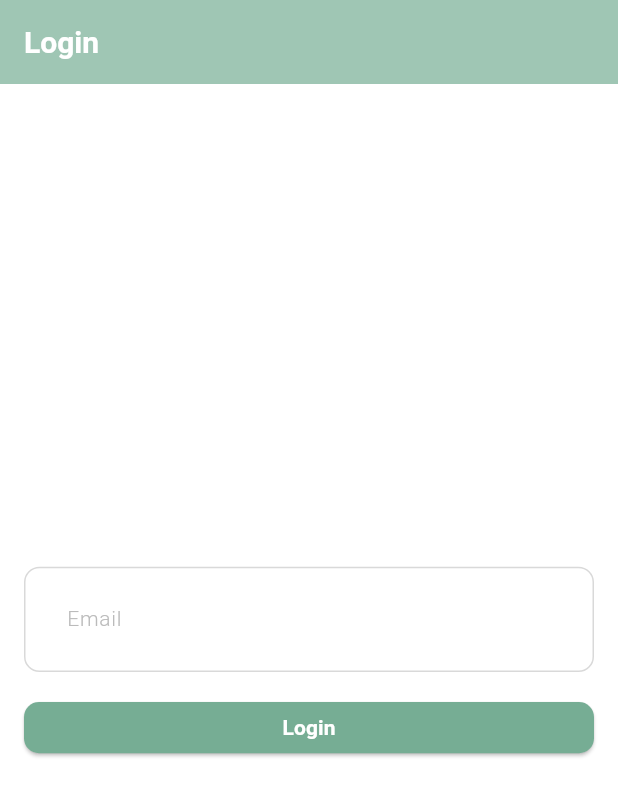
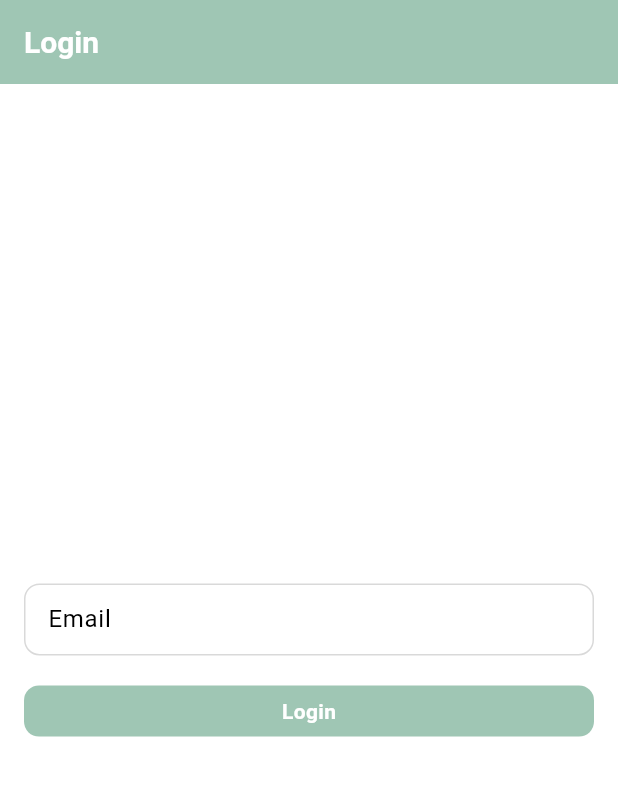
Before and after one commit to devloper64/flutter_sample_chat, a Flutter app: the screen it shows after launch, on a phone screen of 412 x 824 dp. Shown: the top 796 px of the screen. Run offline on Flutter 3.47's test engine with Material 3 defaults, Android fonts, the phone set to English and light mode, and no system bars; our stand-ins replace flutter_otp_text_field, get, graphql_flutter, shared_preferences; Roboto replaces fonts that are missing (Hiragino Sans).

Commit message:
up to date

```diff
--- a/lib/presentation/pages/login_page.dart
+++ b/lib/presentation/pages/login_page.dart
@@ -1,8 +1,8 @@
 import 'package:flutter/material.dart';
 import 'package:get/get.dart';
-import 'package:sample_chat_app_with_graphql/utils/custom_text_form_field.dart';
+import 'package:sample_chat_app_with_graphql/utils/size_utils.dart';
 import '../../theme/theme_helper.dart';
-import '../../utils/custom_elevated_button.dart';
+
 import '../controllers/auth_controller.dart';
 
 class LoginPage extends StatelessWidget {
@@ -20,9 +20,40 @@
             child: Column(
               mainAxisAlignment: MainAxisAlignment.center,
               children: [
-                CustomTextFormField(
+                TextFormField(
                   controller: controller.emailController,
-                  hintText: "Email",
+                  // hintText: "Email",
+                  decoration: InputDecoration(
+                    hintText: "Email",
+                    isDense: true,
+                    fillColor: Colors.white,
+                    filled: true,
+                    errorMaxLines: 3,
+                    border:
+                        OutlineInputBorder(
+                          borderRadius: BorderRadius.circular(5.h),
+                          borderSide: BorderSide(
+                            color: appTheme.blueGray100,
+                            width: 1,
+                          ),
+                        ),
+                    enabledBorder:
+                        OutlineInputBorder(
+                          borderRadius: BorderRadius.circular(5.h),
+                          borderSide: BorderSide(
+                            color: appTheme.blueGray100,
+                            width: 1,
+                          ),
+                        ),
+                    focusedBorder:
+                        OutlineInputBorder(
+                          borderRadius: BorderRadius.circular(5.h),
+                          borderSide: BorderSide(
+                            color: appTheme.blueGray100,
+                            width: 1,
+                          ),
+                        ),
+                  ),
                   validator: (value) {
                     if (value == null || (!isValidEmail(value, isRequired: true))) {
                       return "Please Enter Valid Email";
@@ -35,13 +66,20 @@
                   if (controller.isLoading.value) {
                     return const CircularProgressIndicator();
                   } else {
-                    return CustomElevatedButton(
-                      onPressed: (){
+                    return InkWell(
+                      onTap: (){
                         if (_formKey.currentState!.validate()) {
                           controller.login();
                         }
                       },
-                      text:'Login',
+                      child: Container(
+                        alignment: Alignment.center,
+                          height:  48.v,
+                          width:  double.maxFinite,
+
+                          decoration: BoxDecoration( color: appTheme.green200,borderRadius: BorderRadius.circular(10) ),
+                          child: const Text("Login",style: TextStyle(color: Colors.white,fontWeight: FontWeight.bold),)
+                      ),
                     );
                   }
                 }),
--- a/lib/presentation/pages/verify_otp_page.dart
+++ b/lib/presentation/pages/verify_otp_page.dart
@@ -3,7 +3,6 @@
 import 'package:get/get.dart';
 import 'package:sample_chat_app_with_graphql/utils/size_utils.dart';
 import '../../theme/theme_helper.dart';
-import '../../utils/custom_elevated_button.dart';
 import '../controllers/auth_controller.dart';
 
 class VerifyOtpPage extends StatelessWidget {
@@ -40,8 +39,9 @@
               if (controller.isLoading.value) {
                 return const CircularProgressIndicator();
               } else {
-                return CustomElevatedButton(
-                  onPressed: (){
+
+                return InkWell(
+                  onTap: (){
                     if (controller.otp.value.length<6) {
                       Get.snackbar("Error!","Please enter valid Otp");
                     }else{
@@ -49,7 +49,14 @@
 
                     }
                   },
-                  text:'Verify Otp',
+                  child: Container(
+                    alignment: Alignment.center,
+                    height:  48.v,
+                    width:  double.maxFinite,
+                    decoration: BoxDecoration( color: appTheme.green200,borderRadius: BorderRadius.circular(10) ),
+                    child: const Text("Verify Otp",style: TextStyle(color: Colors.white,fontWeight: FontWeight.bold),),
+
+                  ),
                 );
               }
             }),
--- a/lib/utils/base_button.dart
+++ /dev/null
@@ -1,41 +0,0 @@
-import 'package:flutter/material.dart';
-
-class BaseButton extends StatelessWidget {
-  BaseButton(
-      {Key? key,
-        required this.text,
-        this.onPressed,
-        this.buttonStyle,
-        this.buttonTextStyle,
-        this.isDisabled,
-        this.height,
-        this.width,
-        this.margin,
-        this.alignment, this.mainAxisAlignment})
-      : super(key: key);
-
-  final String text;
-
-  final VoidCallback? onPressed;
-
-  final ButtonStyle? buttonStyle;
-
-  final TextStyle? buttonTextStyle;
-
-  final bool? isDisabled;
-
-  final double? height;
-
-  final double? width;
-
-  final EdgeInsets? margin;
-
-  final Alignment? alignment;
-
-  final MainAxisAlignment? mainAxisAlignment;
-
-  @override
-  Widget build(BuildContext context) {
-    return const SizedBox.shrink();
-  }
-}
--- a/lib/utils/custom_elevated_button.dart
+++ /dev/null
@@ -1,68 +0,0 @@
-import 'package:flutter/material.dart';
-import 'package:sample_chat_app_with_graphql/utils/size_utils.dart';
-import '../theme/custom_text_style.dart';
-import 'base_button.dart';
-
-class CustomElevatedButton extends BaseButton {
-  CustomElevatedButton(
-      {Key? key,
-        this.decoration,
-        this.leftIcon,
-        this.rightIcon,
-        EdgeInsets? margin,
-        VoidCallback? onPressed,
-        ButtonStyle? buttonStyle,
-        Alignment? alignment,
-        TextStyle? buttonTextStyle,
-        bool? isDisabled,
-        double? height,
-        double? width,
-        required String text})
-      : super(
-    text: text,
-    onPressed: onPressed,
-    buttonStyle: buttonStyle,
-    isDisabled: isDisabled,
-    buttonTextStyle: buttonTextStyle,
-    height: height,
-    width: width,
-    alignment: alignment,
-    margin: margin,
-  );
-
-  final BoxDecoration? decoration;
-  final Widget? leftIcon;
-  final Widget? rightIcon;
-
-  @override
-  Widget build(BuildContext context) {
-    return alignment != null
-        ? Align(
-        alignment: alignment ?? Alignment.center,
-        child: buildElevatedButtonWidget)
-        : buildElevatedButtonWidget;
-  }
-
-  Widget get buildElevatedButtonWidget => Container(
-    height: this.height ?? 48.v,
-    width: this.width ?? double.maxFinite,
-    margin: margin,
-    decoration: decoration,
-    child: ElevatedButton(
-      style: buttonStyle,
-      onPressed: isDisabled ?? false ? null : onPressed ?? () {},
-      child: Row(
-        mainAxisAlignment: MainAxisAlignment.center,
-        crossAxisAlignment: CrossAxisAlignment.center,
-        children: [
-          leftIcon ?? const SizedBox.shrink(),
-          Text(
-            text,
-            style: buttonTextStyle ?? CustomTextStyles.tittleSmallWhiteA700,
-          ),
-          rightIcon ?? const SizedBox.shrink(),
-        ],
-      ),
-    ),
-  );
-}
--- a/lib/utils/custom_text_form_field.dart
+++ /dev/null
@@ -1,150 +0,0 @@
-import 'package:flutter/material.dart';
-import 'package:get/get.dart';
-import 'package:sample_chat_app_with_graphql/utils/size_utils.dart';
-
-import '../theme/custom_text_style.dart';
-import '../theme/theme_helper.dart';
-
-extension TextFormFieldStyleHelper on CustomTextFormField {
-  static OutlineInputBorder get outlineBlueGrayTL5 => OutlineInputBorder(
-    borderRadius: BorderRadius.circular(5.h),
-    borderSide: BorderSide(
-      color: appTheme.blueGray100,
-      width: 1,
-    ),
-  );
-}
-
-class CustomTextFormField extends StatelessWidget {
-  CustomTextFormField(
-      {Key? key,
-        this.alignment,
-        this.width,
-        this.scrollPadding,
-        this.focusNode,
-        this.controller,
-        this.autofocus = false,
-        this.textStyle,
-        this.obscureText = false,
-        this.textInputAction = TextInputAction.next,
-        this.textInputType = TextInputType.text,
-        this.maxLines,
-        this.hintText,
-        this.hintStyle,
-        this.prefix,
-        this.prefixConstraints,
-        this.suffix,
-        this.suffixConstraints,
-        this.contentPadding,
-        this.borderDecoration,
-        this.fillColor,
-        this.filled = false,
-        this.validator,
-        this.readOnly=false,
-        this.onFieldSubmitted
-      })
-      : super(
-    key: key,
-  );
-
-  final Alignment? alignment;
-  final double? width;
-  final TextEditingController? scrollPadding;
-  final TextEditingController? controller;
-  final FocusNode? focusNode;
-  final bool? autofocus;
-  final TextStyle? textStyle;
-  final bool? obscureText;
-  final TextInputAction? textInputAction;
-  final TextInputType? textInputType;
-  final int? maxLines;
-  final String? hintText;
-  final TextStyle? hintStyle;
-  final Widget? prefix;
-  final BoxConstraints? prefixConstraints;
-  final Widget? suffix;
-  final BoxConstraints? suffixConstraints;
-  final EdgeInsets? contentPadding;
-  final InputBorder? borderDecoration;
-  final Color? fillColor;
-  final bool? filled;
-  final FormFieldValidator<String>? validator;
-  final bool readOnly;
-  final Function(String)? onFieldSubmitted; // Define a parameter for the callback
-
-
-  @override
-  Widget build(BuildContext context) {
-    return alignment != null
-        ? Align(
-        alignment: alignment ?? Alignment.center,
-        child: textFormFieldWidget)
-        : textFormFieldWidget;
-  }
-
-  Widget get textFormFieldWidget => SizedBox(
-    width: width ?? double.maxFinite,
-    child: TextFormField(
-      readOnly: readOnly,
-      scrollPadding: EdgeInsets.only(
-          bottom: MediaQuery.of(Get.context!).viewInsets.bottom),
-      controller: controller,
-      focusNode: focusNode,
-      onTapOutside: (event) {
-        if (focusNode != null) {
-          focusNode?.unfocus();
-        } else {
-          FocusManager.instance.primaryFocus?.unfocus();
-        }
-      },
-      onFieldSubmitted: onFieldSubmitted,
-      autofocus: autofocus!,
-      style: textStyle ?? theme.textTheme.bodyMedium,
-      obscureText: obscureText!,
-      textInputAction: textInputAction,
-      keyboardType: textInputType,
-      maxLines: maxLines ?? 1,
-      decoration: decoration,
-      validator: validator,
-
-    ),
-  );
-
-  InputDecoration get decoration => InputDecoration(
-    hintText: hintText ?? "",
-    hintStyle: hintStyle ?? CustomTextStyles.bodyMediumGray400,
-    prefixIcon: prefix,
-    prefixIconConstraints: prefixConstraints,
-    suffixIcon: suffix,
-    suffixIconConstraints: suffixConstraints,
-    isDense: true,
-    contentPadding: contentPadding ?? EdgeInsets.all(12.h),
-    fillColor: fillColor,
-    filled: filled,
-    errorMaxLines: 3,
-    border: borderDecoration ??
-        OutlineInputBorder(
-          borderRadius: BorderRadius.circular(5.h),
-          borderSide: BorderSide(
-            color: appTheme.blueGray100,
-            width: 1,
-          ),
-        ),
-    enabledBorder: borderDecoration ??
-        OutlineInputBorder(
-          borderRadius: BorderRadius.circular(5.h),
-          borderSide: BorderSide(
-            color: appTheme.blueGray100,
-            width: 1,
-          ),
-        ),
-    focusedBorder: borderDecoration ??
-        OutlineInputBorder(
-          borderRadius: BorderRadius.circular(5.h),
-          borderSide: BorderSide(
-            color: appTheme.blueGray100,
-            width: 1,
-          ),
-        ),
-  );
-}
--- a/pubspec.yaml
+++ b/pubspec.yaml
@@ -31,7 +31,7 @@
   flutter:
     sdk: flutter
   graphql_flutter: 5.1.2
-  get: ^4.6.6
+  get: ^4.6.5
   shared_preferences: ^2.0.15
   flutter_otp_text_field: ^1.1.3+2
 
```
Also changed, not shown: 2 other files.
